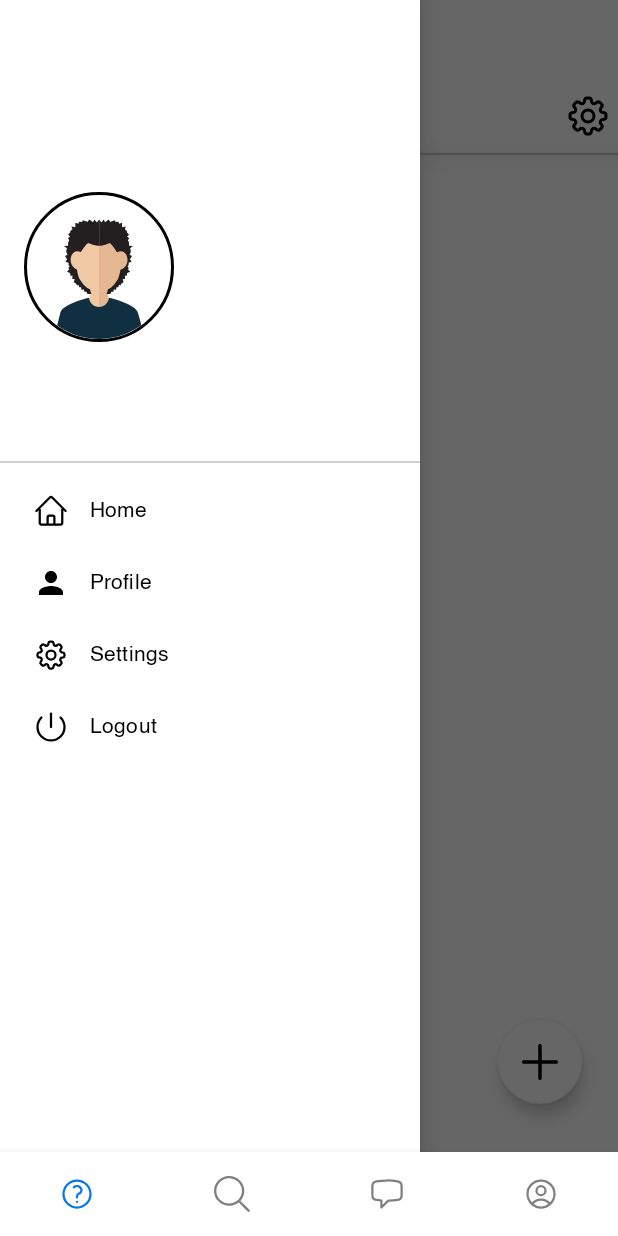
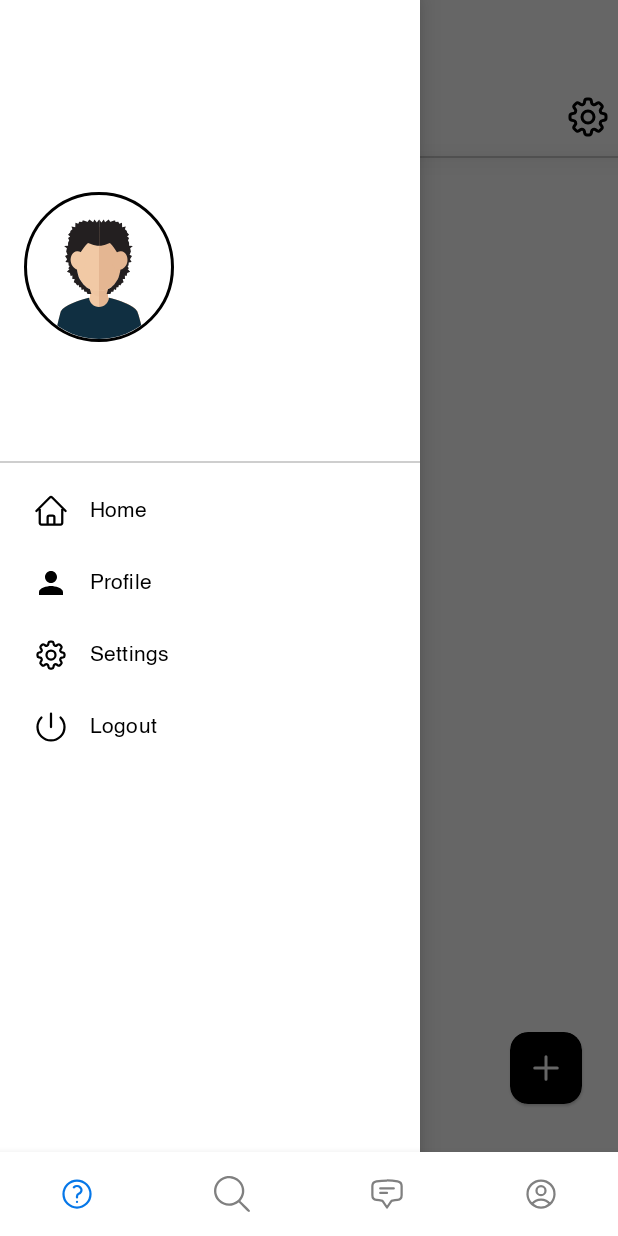
Before and after one commit to MuneebAbro/UNIVerse-A-Social-Media-App, an Android app: the PostFragment screen opened directly, with no data from a screen before it, with the side drawer open, on a phone screen of 412 x 824 dp. Run offline under Robolectric (Android 15) with nearby library versions, the phone set to English and light mode, and no system bars; our stand-ins replace CircleImageView, Firebase (no records; nobody signed in at launch, a user with empty details on screens opened directly), Picasso, navigation-ui; libraries missing offline, so code that uses them is left out: com.github.marlonlom.utilities.

```diff
--- a/app/src/main/res/drawable/message.xml
+++ b/app/src/main/res/drawable/message.xml
@@ -4,7 +4,7 @@
     android:viewportWidth="24"
     android:viewportHeight="24">
   <path
-      android:pathData="M2.25,12.76c0,1.6 1.123,2.994 2.707,3.227 1.087,0.16 2.185,0.283 3.293,0.369V21l4.076,-4.076a1.526,1.526 0,0 1,1.037 -0.443,48.282 48.282,0 0,0 5.68,-0.494c1.584,-0.233 2.707,-1.626 2.707,-3.228V6.741c0,-1.602 -1.123,-2.995 -2.707,-3.228A48.394,48.394 0,0 0,12 3c-2.392,0 -4.744,0.175 -7.043,0.513C3.373,3.746 2.25,5.14 2.25,6.741v6.018Z"
+      android:pathData="M7.5,8.25h9m-9,3H12m-9.75,1.51c0,1.6 1.123,2.994 2.707,3.227 1.129,0.166 2.27,0.293 3.423,0.379 0.35,0.026 0.67,0.21 0.865,0.501L12,21l2.755,-4.133a1.14,1.14 0,0 1,0.865 -0.501,48.172 48.172,0 0,0 3.423,-0.379c1.584,-0.233 2.707,-1.626 2.707,-3.228V6.741c0,-1.602 -1.123,-2.995 -2.707,-3.228A48.394,48.394 0,0 0,12 3c-2.392,0 -4.744,0.175 -7.043,0.513C3.373,3.746 2.25,5.14 2.25,6.741v6.018Z"
       android:strokeLineJoin="round"
       android:strokeWidth="1.5"
       android:fillColor="#00000000"
--- a/app/src/main/res/drawable/plus.xml
+++ b/app/src/main/res/drawable/plus.xml
@@ -1,10 +1,13 @@
 <vector xmlns:android="http://schemas.android.com/apk/res/android"
-    android:width="22dp"
-    android:height="22dp"
-    android:viewportWidth="512"
-    android:viewportHeight="512">
-    <path
-        android:fillColor="@color/adaptive_white"
-        android:pathData="M247.1,1.7c-2.4,0.9 -6.3,3.5 -8.6,5.8 -8,7.9 -7.5,0.8 -7.5,118.7l0,104.8 -104.8,-0c-117.9,-0 -110.8,-0.4 -118.7,7.5 -9.8,9.8 -9.8,25.2 0,35 7.9,7.9 0.8,7.5 118.7,7.5l104.8,-0 0,104.8c0,117.9 -0.4,110.8 7.5,118.7 9.8,9.8 25.2,9.8 35,-0 7.9,-7.9 7.5,-0.8 7.5,-118.7l0,-104.8 104.8,-0c117.9,-0 110.8,0.4 118.7,-7.5 9.8,-9.8 9.8,-25.2 0,-35 -7.9,-7.9 -0.8,-7.5 -118.7,-7.5l-104.8,-0 0,-104.8c0,-117.9 0.4,-110.8 -7.5,-118.7 -6.9,-7 -16.9,-9.1 -26.4,-5.8z"
-        />
+    android:width="24dp"
+    android:height="24dp"
+    android:viewportWidth="24"
+    android:viewportHeight="24">
+  <path
+      android:pathData="M12,4.5v15m7.5,-7.5h-15"
+      android:strokeLineJoin="round"
+      android:strokeWidth="2"
+      android:fillColor="#00000000"
+      android:strokeColor="@color/adaptive_black"
+      android:strokeLineCap="round"/>
 </vector>
--- a/app/src/main/res/layout/fragment_post.xml
+++ b/app/src/main/res/layout/fragment_post.xml
@@ -25,12 +25,12 @@
 
             <de.hdodenhof.circleimageview.CircleImageView
                 android:id="@+id/UserImagePostTopBar"
-                android:layout_width="42dp"
-                android:layout_height="42dp"
+                android:layout_width="44dp"
+                android:layout_height="44dp"
                 android:layout_gravity="start"
                 android:src="@drawable/avatar"
                 app:civ_border_width="1dp"
-                android:layout_marginStart="4dp"
+                android:layout_marginStart="8dp"
                 app:civ_border_color="@color/gray_hint_light"
                 app:layout_constraintBottom_toBottomOf="parent"
                 app:layout_constraintStart_toStartOf="parent"
@@ -42,8 +42,8 @@
                 android:layout_height="wrap_content"
                 android:src="@drawable/ciagou"
                 app:layout_constraintBottom_toBottomOf="parent"
-                app:layout_constraintEnd_toStartOf="@+id/PostSettings"
-                app:layout_constraintStart_toEndOf="@+id/UserImagePostTopBar"
+                app:layout_constraintEnd_toEndOf="parent"
+                app:layout_constraintStart_toStartOf="parent"
                 app:layout_constraintTop_toTopOf="parent"
                 app:tint="@color/adaptive_black" />
 
@@ -72,16 +72,25 @@
             app:layout_constraintStart_toStartOf="parent"
             app:layout_constraintEnd_toEndOf="parent" />
 
-        <com.google.android.material.floatingactionbutton.FloatingActionButton
+        <com.google.android.material.card.MaterialCardView
             android:id="@+id/fabPost"
             android:layout_width="wrap_content"
             android:layout_height="wrap_content"
+            android:backgroundTint="@color/adaptive_black"
+            android:src="@drawable/plus"
+            app:cardCornerRadius="12dp"
             android:layout_marginBottom="32dp"
-            android:contentDescription="@string/fabpost"
             android:layout_marginEnd="24dp"
-            android:src="@drawable/plus"
             app:layout_constraintBottom_toBottomOf="parent"
-            app:layout_constraintEnd_toEndOf="parent" />
+            app:layout_constraintEnd_toEndOf="parent">
+
+            <ImageView
+                android:layout_width="wrap_content"
+                android:layout_height="match_parent"
+                android:layout_margin="12dp"
+                android:src="@drawable/plus"
+                app:tint="@color/adaptive_white" />
+        </com.google.android.material.card.MaterialCardView>
 
         <androidx.recyclerview.widget.RecyclerView
             android:id="@+id/recyclerViewPost"
```
Also changed, not shown: app/src/main/java/com/example/universe/ui/messages/MessageFragment.kt (+0 -27 lines), app/src/main/res/layout/fragment_message.xml (+75 -65 lines), app/src/main/res/layout/fragment_search.xml (+4 -3 lines).
